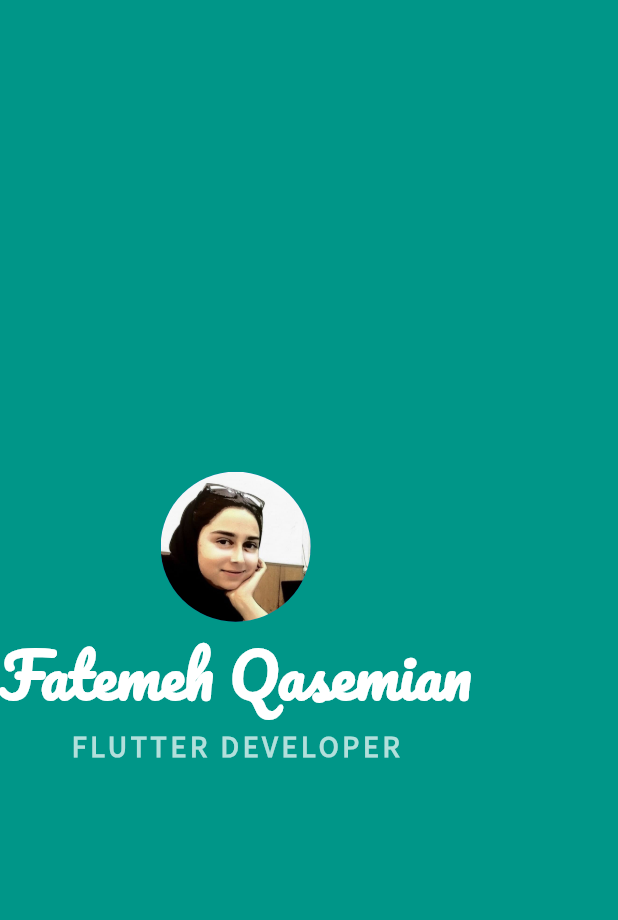
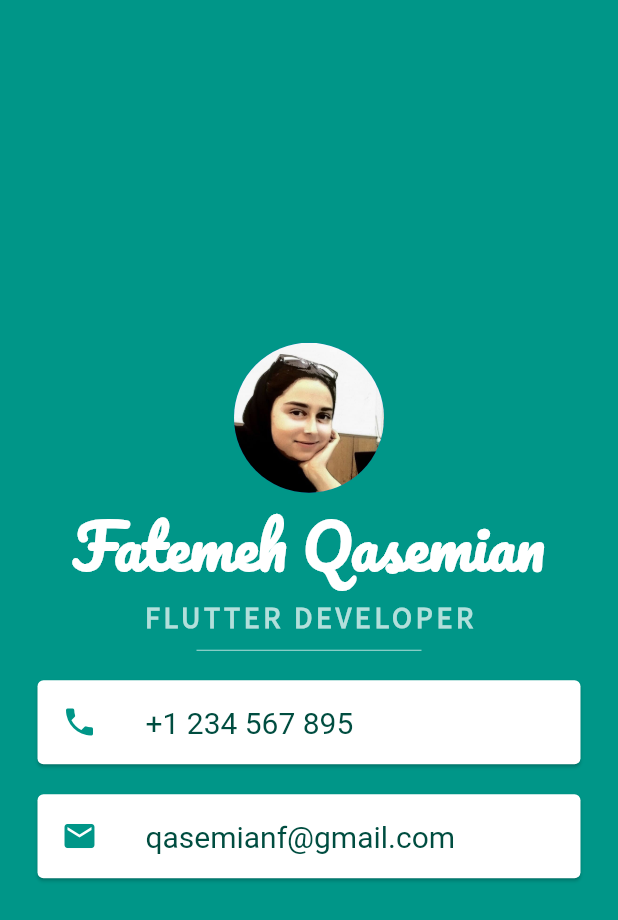
Before and after one commit to FatemehQasemian/my_first_flutter_project, a Flutter app: the screen it shows after launch, on a phone screen of 412 x 824 dp. Shown: the top 920 px of the screen. Run offline on Flutter 3.47's test engine with Material 2 defaults, Android fonts, the light colour scheme and no system bars; Roboto replaces fonts that are missing (Source San Pro).

Commit message:
Use the card widget instead of the Container widget

```diff
--- a/my_business_card/lib/main.dart
+++ b/my_business_card/lib/main.dart
@@ -1,8 +1,7 @@
-import 'package:flutter/cupertino.dart';
 import 'package:flutter/material.dart';
 
 void main() {
-  runApp(const MyApp());
+  runApp( MyApp());
 }
 
 class MyApp extends StatelessWidget {
@@ -13,15 +12,16 @@ class MyApp extends StatelessWidget {
     return MaterialApp(
       home: Scaffold(
         backgroundColor: Colors.teal,
-        body: SafeArea(
+        body: Center(
+          child: SafeArea(
             child: Column(
               mainAxisAlignment: MainAxisAlignment.center,
-            children:  <Widget>[
-              CircleAvatar(
+              children: <Widget>[
+                const CircleAvatar(
                   radius: 50.0,
                   backgroundImage: AssetImage('images/MyPic.jpg'),
                 ),
-              Text(
+                const Text(
                   'Fatemeh Qasemian',
                   style: TextStyle(
                     color: Colors.white,
@@ -40,7 +40,49 @@ class MyApp extends StatelessWidget {
                     letterSpacing: 2.5,
                   ),
                 ),
+                SizedBox(
+                  height: 20,
+                  width: 150.0,
+                  child: Divider(
+                    color: Colors.teal.shade100,
+                  ),
+                ),
+                Card(
+                  margin: EdgeInsets.symmetric(horizontal: 25, vertical: 10),
+                  child: ListTile(
+                    leading: const Icon(
+                      Icons.phone,
+                      color: Colors.teal,
+                    ),
+                    title: Text(
+                      '+1 234 567 895',
+                      style: TextStyle(
+                        fontSize: 20,
+                        fontFamily: 'Source San Pro',
+                        color: Colors.teal.shade900,
+                      ),
+                    ),
+                  ),
+                ),
+                Card(
+                  margin: EdgeInsets.symmetric(horizontal: 25, vertical: 10),
+                  child: ListTile(
+                    leading: const Icon(
+                      Icons.email,
+                      color: Colors.teal,
+                    ),
+                    title: Text(
+                      'qasemianf@gmail.com',
+                      style: TextStyle(
+                        fontSize: 20,
+                        fontFamily: 'Source San Pro',
+                        color: Colors.teal.shade900,
+                      ),
+                    ),
+                  ),
+                ),
               ],
+            ),
           ),
         ),
       ),
```
Lines whose indentation alone changed are shown as unchanged.
